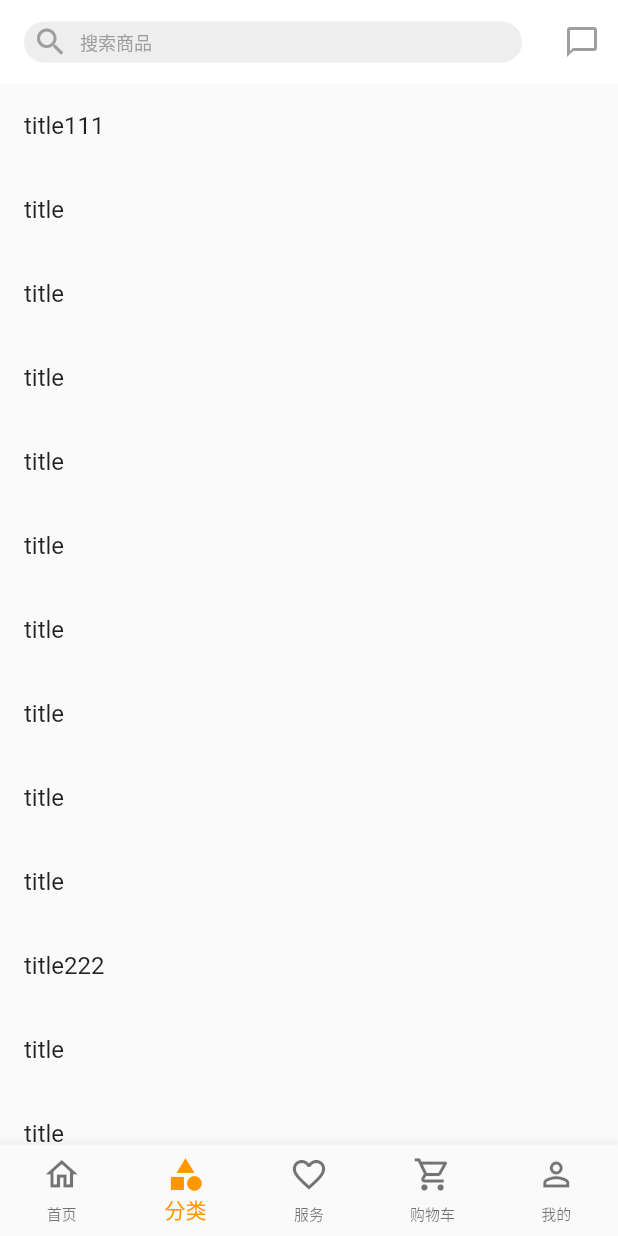
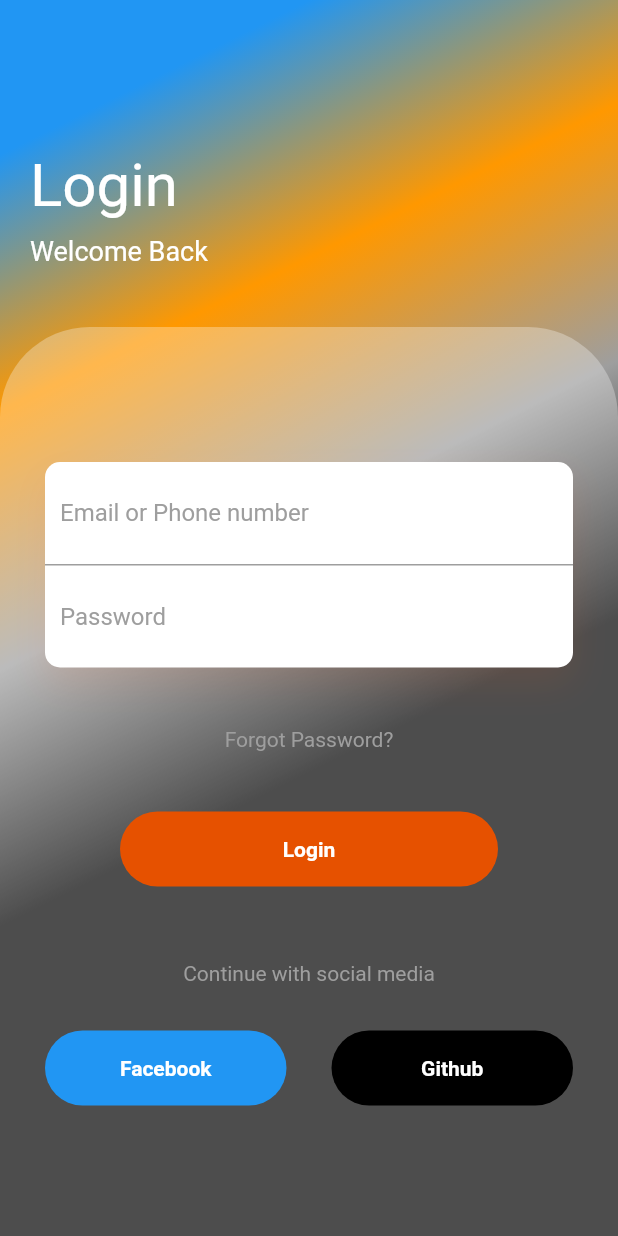
Before and after one commit to anran919/mi_mall, a Flutter app: the screen it shows after launch, on a phone screen of 412 x 824 dp. Run offline on Flutter 3.47's test engine with Material 2 defaults, Android fonts, the light colour scheme and no system bars; our stand-ins replace dio, flutter_screenutil, flutter_swiper_view, get, simple_animations.

Commit message:
add:  add login page

```diff
--- /dev/null
+++ b/lib/app/animation/fade_animation.dart
@@ -0,0 +1,60 @@
+import 'package:flutter/material.dart';
+import 'package:simple_animations/animation_builder/play_animation_builder.dart';
+
+class FadeAnimation extends StatelessWidget {
+  final double delay;
+  final Widget child;
+
+  FadeAnimation(this.delay, this.child, {super.key});
+
+  @override
+  Widget build(BuildContext context) {
+    // final tween = MultiTrackTween([
+    //   Track("opacity").add(const Duration(milliseconds: 500), Tween(begin: 0.0, end: 1.0)),
+    //   Track("translateY").add(
+    //       const Duration(milliseconds: 500), Tween(begin: -30.0, end: 0.0),
+    //       curve: Curves.easeOut)
+    // ]);
+    //
+    // return ControlledAnimation(
+    //   delay: Duration(milliseconds: (500 * delay).round()),
+    //   duration: tween.duration,
+    //   tween: tween,
+    //   child: child,
+    //   builderWithChild: (context, child, animation) => Opacity(
+    //     opacity: animation["opacity"],
+    //     child: Transform.translate(
+    //         offset: Offset(0, animation["translateY"]),
+    //         child: child
+    //     ),
+    //   ),
+    // );
+
+    // return PlayAnimationBuilder<Color?>(
+    //   tween: ColorTween(begin: Colors.blue, end: Colors.orange), // define tween
+    //   duration: const Duration(seconds: 5), // define duration
+    //   builder: (context, value, widget) {
+    //     return Container(
+    //       color: value, // use animated color
+    //       width: 100,
+    //       height: 100,
+    //       child: child,
+    //     );
+    //   },
+    // );
+    return PlayAnimationBuilder<double>(
+      tween: Tween(begin: 100, end: 0), // 100.0 to 200.0
+      duration: const Duration(milliseconds: 100), // for 1 second
+      builder: (context, value, _) {
+        return Transform.rotate(
+          angle: value,
+          // offset: Offset(value,0),
+          child: child,
+        );
+      },
+      onCompleted: () {
+        // do something ...
+      },
+    );
+  }
+}
--- a/lib/app/modules/category/views/category_view.dart
+++ b/lib/app/modules/category/views/category_view.dart
@@ -1,3 +1,4 @@
+import 'package:flutter/cupertino.dart';
 import 'package:flutter/material.dart';
 import 'package:get/get.dart';
 import 'package:mi_mall/app/services/keep_alive.dart';
@@ -15,7 +16,11 @@ class CategoryView extends GetView<CategoryController> {
         elevation: 0,
         actions: [
           IconButton(
-              onPressed: () {}, icon:  Icon(Icons.messenger_outline,color: Colors.grey[500],)),
+              onPressed: () {},
+              icon: Icon(
+                Icons.messenger_outline,
+                color: Colors.grey[500],
+              )),
         ],
         title: Container(
           width: ScreenAdapter.width(900),
@@ -49,12 +54,11 @@ class CategoryView extends GetView<CategoryController> {
             ],
           ),
         ),
-        centerTitle: true,
       ),
       body: Center(
         child: KeepAliveWrapper(
           child: ListView(
-            children: const [
+            children: const  [
               ListTile(
                 title: Text('title111'),
               ),
--- a/lib/app/modules/home/views/home_view.dart
+++ b/lib/app/modules/home/views/home_view.dart
@@ -98,7 +98,6 @@ class HomeView extends GetView<HomeController> {
                   ? Colors.orange
                   : const Color(0x1205000A),
               elevation: 0,
-              centerTitle: true,
             )));
   }
 
--- /dev/null
+++ b/lib/app/modules/login/bindings/login_binding.dart
@@ -0,0 +1,12 @@
+import 'package:get/get.dart';
+
+import '../controllers/login_controller.dart';
+
+class LoginBinding extends Bindings {
+  @override
+  void dependencies() {
+    Get.lazyPut<LoginController>(
+      () => LoginController(),
+    );
+  }
+}
--- /dev/null
+++ b/lib/app/modules/login/controllers/login_controller.dart
@@ -0,0 +1,23 @@
+import 'package:get/get.dart';
+
+class LoginController extends GetxController {
+  //TODO: Implement LoginController
+
+  final count = 0.obs;
+  @override
+  void onInit() {
+    super.onInit();
+  }
+
+  @override
+  void onReady() {
+    super.onReady();
+  }
+
+  @override
+  void onClose() {
+    super.onClose();
+  }
+
+  void increment() => count.value++;
+}
--- /dev/null
+++ b/lib/app/modules/login/views/login_view.dart
@@ -0,0 +1,193 @@
+import 'package:flutter/cupertino.dart';
+import 'package:flutter/material.dart';
+
+import 'package:get/get.dart';
+import 'package:mi_mall/app/animation/fade_animation.dart';
+import 'package:mi_mall/app/modules/login/controllers/login_controller.dart';
+
+class LoginView extends GetView<LoginController> {
+  const LoginView({Key? key}) : super(key: key);
+
+  @override
+  Widget build(BuildContext context) {
+    return Scaffold(
+      body: Container(
+        width: double.infinity,
+        decoration: const BoxDecoration(
+            gradient: LinearGradient(begin: Alignment.topCenter, colors: [
+          Colors.blue,
+          Colors.orange,
+          Colors.grey,
+          Colors.black
+        ])),
+        child: Column(
+          crossAxisAlignment: CrossAxisAlignment.start,
+          children: <Widget>[
+            const SizedBox(
+              height: 80,
+            ),
+            Padding(
+              padding: const EdgeInsets.all(20),
+              child: Column(
+                crossAxisAlignment: CrossAxisAlignment.start,
+                children:  <Widget>[
+                  Text(
+                    "Login",
+                    style: TextStyle(color: Colors.white, fontSize: Theme.of(context).textTheme.headlineLarge?.fontSize),
+                  ),
+                 const SizedBox(
+                    height: 10,
+                  ),
+                 const Text(
+                    "Welcome Back",
+                    style: TextStyle(color: Colors.white, fontSize: 18),
+                  ),
+                ],
+              ),
+            ),
+            const SizedBox(height: 20),
+            Expanded(
+              child: Container(
+                decoration: const BoxDecoration(
+                    color: Colors.white30,
+                    borderRadius: BorderRadius.only(
+                        topLeft: Radius.circular(60),
+                        topRight: Radius.circular(60))),
+                child: SingleChildScrollView(
+                  child: Padding(
+                    padding: const EdgeInsets.all(30),
+                    child: Column(
+                      children: <Widget>[
+                        const SizedBox(
+                          height: 60,
+                        ),
+                        Container(
+                          decoration: BoxDecoration(
+                              color: Colors.white,
+                              borderRadius: BorderRadius.circular(10),
+                              boxShadow: const [
+                                BoxShadow(
+                                    color: Color.fromRGBO(
+                                        255, 95, 27, 0.1),
+                                    blurRadius: 20,
+                                    offset: Offset(0, 10))
+                              ]),
+                          child: Column(
+                            children: <Widget>[
+                              Container(
+                                padding: const EdgeInsets.all(10),
+                                decoration: const BoxDecoration(
+                                    border: Border(
+                                        bottom:
+                                            BorderSide(color: Colors.grey))),
+                                child: const TextField(
+                                  decoration: InputDecoration(
+                                      hintText: "Email or Phone number",
+                                      hintStyle: TextStyle(color: Colors.grey),
+                                      border: InputBorder.none),
+                                ),
+                              ),
+                              Container(
+                                padding: const EdgeInsets.all(10),
+                                child: const TextField(
+                                  decoration: InputDecoration(
+                                      hintText: "Password",
+                                      hintStyle: TextStyle(color: Colors.grey),
+                                      border: InputBorder.none),
+                                ),
+                              ),
+                            ],
+                          ),
+                        ),
+                        const SizedBox(
+                          height: 40,
+                        ),
+                        const Text(
+                          "Forgot Password?",
+                          style: TextStyle(color: Colors.grey),
+                        ),
+                        const SizedBox(
+                          height: 40,
+                        ),
+                        Container(
+                          height: 50,
+                          margin: const EdgeInsets.symmetric(horizontal: 50),
+                          decoration: BoxDecoration(
+                              borderRadius: BorderRadius.circular(50),
+                              color: Colors.orange[900]),
+                          child: InkWell(
+                            onTap: () {
+                              Get.offNamed('/tabs');
+                            },
+                            child: const Center(
+                              child: Text(
+                                "Login",
+                                style: TextStyle(
+                                    color: Colors.white,
+                                    fontWeight: FontWeight.bold),
+                              ),
+                            ),
+                          ),
+                        ),
+                        const SizedBox(
+                          height: 50,
+                        ),
+                        const Text(
+                          "Continue with social media",
+                          style: TextStyle(color: Colors.grey),
+                        ),
+                        const SizedBox(
+                          height: 30,
+                        ),
+                        Row(
+                          children: <Widget>[
+                            Expanded(
+                              child: AnimatedContainer(
+                                duration: const Duration(milliseconds: 10000),
+                                height: 50,
+                                decoration: BoxDecoration(
+                                    borderRadius: BorderRadius.circular(50),
+                                    color: Colors.blue),
+                                child: const Center(
+                                  child: Text(
+                                    "Facebook",
+                                    style: TextStyle(
+                                        color: Colors.white,
+                                        fontWeight: FontWeight.bold),
+                                  ),
+                                ),
+                              ),
+                            ),
+                            const SizedBox(
+                              width: 30,
+                            ),
+                            Expanded(
+                              child: Container(
+                                height: 50,
+                                decoration: BoxDecoration(
+                                    borderRadius: BorderRadius.circular(50),
+                                    color: Colors.black),
+                                child: const Center(
+                                  child: Text(
+                                    "Github",
+                                    style: TextStyle(
+                                        color: Colors.white,
+                                        fontWeight: FontWeight.bold),
+                                  ),
+                                ),
+                              ),
+                            )
+                          ],
+                        )
+                      ],
+                    ),
+                  ),
+                ),
+              ),
+            )
+          ],
+        ),
+      ),
+    );
+  }
+}
--- a/lib/app/modules/tabs/controllers/tabs_controller.dart
+++ b/lib/app/modules/tabs/controllers/tabs_controller.dart
@@ -6,6 +6,7 @@ import 'package:mi_mall/app/modules/give/views/give_view.dart';
 import 'package:mi_mall/app/modules/home/views/home_view.dart';
 import 'package:mi_mall/app/modules/user/views/user_view.dart';
 import 'package:flutter/material.dart';
+
 
 class TabsController extends GetxController {
   final currentIndex = 1.obs;
--- a/lib/app/modules/tabs/views/tabs_view.dart
+++ b/lib/app/modules/tabs/views/tabs_view.dart
@@ -13,7 +13,7 @@ class TabsView extends GetView<TabsController> {
           body: PageView(
             controller: controller.pageController,
             children: controller.pages,
-            onPageChanged: (index){
+            onPageChanged: (index) {
               controller.setCurrentIndex(index);
             },
           ),
@@ -39,7 +39,12 @@ class TabsView extends GetView<TabsController> {
               BottomNavigationBarItem(
                   label: "购物车", icon: Icon(Icons.shopping_cart_outlined)),
               BottomNavigationBarItem(
-                  label: "我的", icon: Icon(Icons.person_outline)),
+                label: "我的",
+                icon: Badge(
+                  label: Text('12'),
+                  child: Icon(Icons.person_outline),
+                ),
+              ),
             ],
           ),
         ));
--- a/lib/app/modules/user/views/user_view.dart
+++ b/lib/app/modules/user/views/user_view.dart
@@ -1,11 +1,11 @@
 import 'package:flutter/material.dart';
 
 import 'package:get/get.dart';
-
-import '../controllers/user_controller.dart';
+import 'package:mi_mall/app/modules/user/controllers/user_controller.dart';
 
 class UserView extends GetView<UserController> {
   const UserView({Key? key}) : super(key: key);
+
   @override
   Widget build(BuildContext context) {
     return Scaffold(
@@ -13,11 +13,15 @@ class UserView extends GetView<UserController> {
         title: const Text('UserView'),
         centerTitle: true,
       ),
-      body: const Center(
-        child: Text(
-          'UserView is working',
-          style: TextStyle(fontSize: 20),
-        ),
+      body: Center(
+        child: ElevatedButton(
+            onPressed: () {
+              Get.offAndToNamed('/login');
+            },
+            child: const  ListTile(
+              title: Text("退出登录"),
+              trailing: Icon(Icons.exit_to_app),
+            )),
       ),
     );
   }
--- a/lib/app/routes/app_pages.dart
+++ b/lib/app/routes/app_pages.dart
@@ -1,5 +1,7 @@
 import 'package:get/get.dart';
 
+import '../modules/login/bindings/login_binding.dart';
+import '../modules/login/views/login_view.dart';
 import '../modules/tabs/bindings/tabs_binding.dart';
 import '../modules/tabs/views/tabs_view.dart';
 
@@ -8,7 +10,7 @@ part 'app_routes.dart';
 class AppPages {
   AppPages._();
 
-  static const INITIAL = Routes.TABS;
+  static const INITIAL = Routes.LOGIN;
 
   static final routes = [
     GetPage(
@@ -16,5 +18,10 @@ class AppPages {
       page: () => const TabsView(),
       binding: TabsBinding(),
     ),
+    GetPage(
+      name: _Paths.LOGIN,
+      page: () => const LoginView(),
+      binding: LoginBinding(),
+    ),
   ];
 }
--- a/lib/app/routes/app_routes.dart
+++ b/lib/app/routes/app_routes.dart
@@ -5,10 +5,12 @@ abstract class Routes {
   Routes._();
 
   static const TABS = _Paths.TABS;
+  static const LOGIN = _Paths.LOGIN;
 }
 
 abstract class _Paths {
   _Paths._();
 
   static const TABS = '/tabs';
+  static const LOGIN = '/login';
 }
--- a/pubspec.yaml
+++ b/pubspec.yaml
@@ -11,6 +11,7 @@ dependencies:
   cupertino_icons: ^1.0.2
   get: 4.6.5
   flutter_screenutil: ^5.7.0
+  simple_animations: ^5.0.0+3
   flutter_swiper_view: ^1.1.8
   dio: ^5.1.2
   flutter_staggered_grid_view: 0.6.2
```
Also changed, not shown: pubspec.lock.
